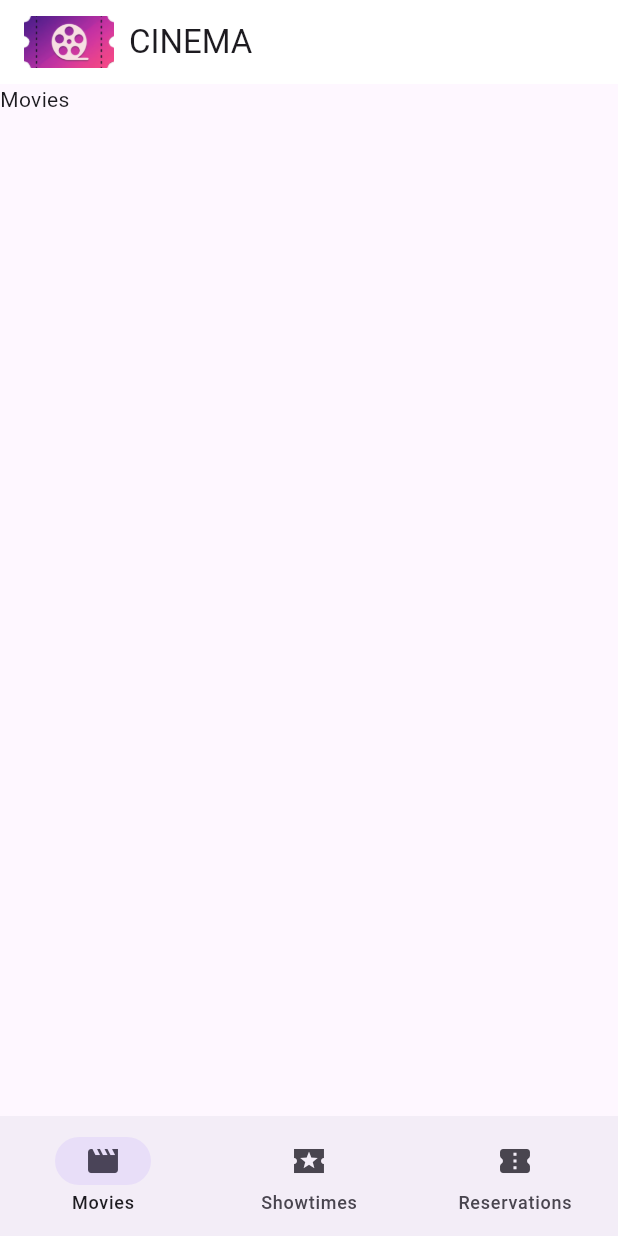
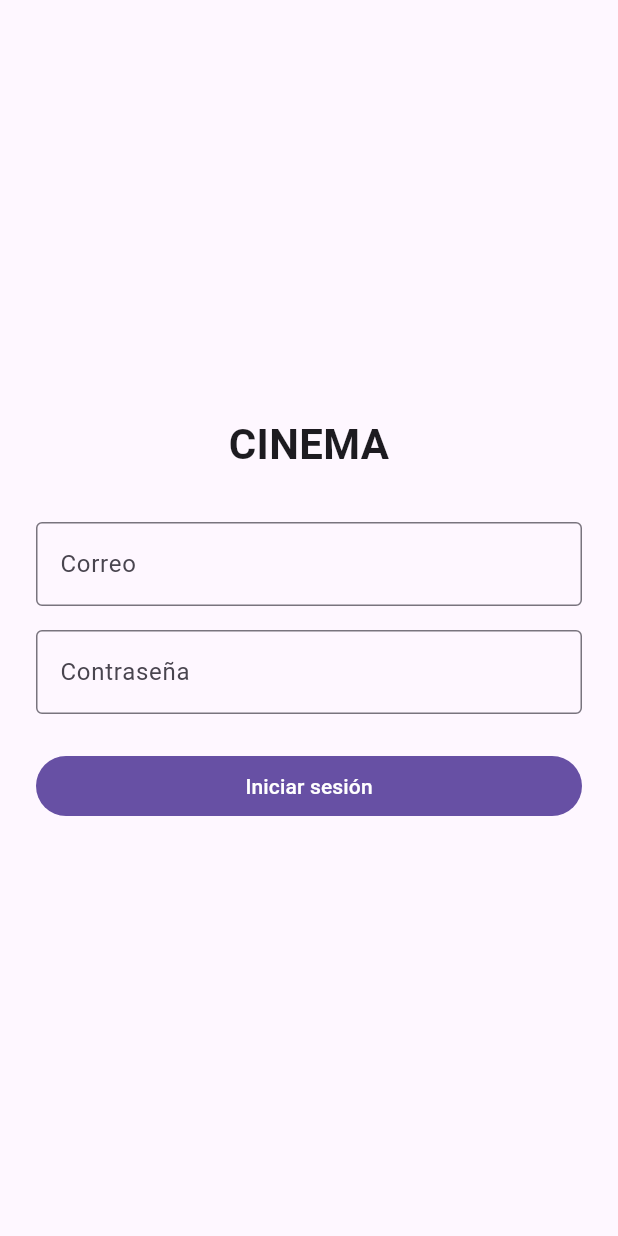
Before and after one commit to BrionesAngel/Movie-Reservation-System, a Flutter app: the screen it shows after launch, on a phone screen of 412 x 824 dp. Run offline on Flutter 3.47's test engine with Material 3 defaults, Android fonts, the phone set to English and light mode, and no system bars; our stand-ins replace dio, flutter_riverpod, flutter_secure_storage.

Commit message:
feat: wire login screen and auth guard in main

```diff
--- a/mobile/lib/features/auth/screens/login_screen.dart
+++ b/mobile/lib/features/auth/screens/login_screen.dart
@@ -0,0 +1,120 @@
+import 'package:flutter/material.dart';
+import 'package:flutter_riverpod/flutter_riverpod.dart';
+import 'package:mobile/core/auth/auth_state_provider.dart';
+import 'package:mobile/features/auth/models/login_request.dart';
+import 'package:mobile/features/auth/providers/auth_service_provider.dart';
+
+class LoginScreen extends ConsumerStatefulWidget {
+  const new({super.key});
+
+  @override
+  ConsumerState<LoginScreen> createState() => _LoginScreenState();
+}
+
+class _LoginScreenState extends ConsumerState<LoginScreen> {
+  final _formKey = GlobalKey<FormState>();
+  final _emailController = TextEditingController();
+  final _passwordController = TextEditingController();
+  bool _isLoading = false;
+
+  @override
+  void dispose() {
+    _emailController.dispose();
+    _passwordController.dispose();
+    super.dispose();
+  }
+
+  Future<void> _handleLogin() async {
+    if (!_formKey.currentState!.validate()) {
+      return;
+    }
+
+    setState(() => _isLoading = true);
+    try {
+      final authService = ref.read(authServiceProvider);
+      await authService.login(
+        LoginRequest(
+          email: _emailController.text,
+          password: _passwordController.text,
+        ),
+      );
+      ref.read(authStateProvider.notifier).setAuthenticated();
+    } catch (e) {
+      if (mounted) {
+        ScaffoldMessenger.of(context).showSnackBar(
+          SnackBar(content: Text('Error: no se pudo iniciar sesión')),
+        );
+      }
+    } finally {
+      if (mounted) setState(() => _isLoading = false);
+    }
+  }
+
+  @override
+  Widget build(BuildContext context) {
+    return Scaffold(
+      body: SafeArea(
+        child: Center(
+          child: SingleChildScrollView(
+            padding: const EdgeInsets.all(24),
+            child: Form(
+              key: _formKey,
+              child: Column(
+                mainAxisSize: MainAxisSize.min,
+                crossAxisAlignment: CrossAxisAlignment.stretch,
+                children: [
+                  const Text(
+                    'CINEMA',
+                    textAlign: TextAlign.center,
+                    style: TextStyle(fontSize: 28, fontWeight: FontWeight.bold),
+                  ),
+                  const SizedBox(height: 32),
+                  TextFormField(
+                    controller: _emailController,
+                    keyboardType: TextInputType.emailAddress,
+                    decoration: const InputDecoration(
+                      labelText: 'Correo',
+                      border: OutlineInputBorder(),
+                    ),
+                    validator: (value) {
+                      if (value == null || value.isEmpty)
+                        return 'Ingresa tu correo';
+
+                      if (!value.contains('@')) return 'Correo inválido';
+                      return null;
+                    },
+                  ),
+                  const SizedBox(height: 16),
+                  TextFormField(
+                    controller: _passwordController,
+                    obscureText: true,
+                    decoration: const InputDecoration(
+                      labelText: 'Contraseña',
+                      border: OutlineInputBorder(),
+                    ),
+                    validator: (value) {
+                      if (value == null || value.isEmpty)
+                        return 'Ingresa tu contraseña';
+                      return null;
+                    },
+                  ),
+                  const SizedBox(height: 24),
+                  FilledButton(
+                    onPressed: _isLoading ? null : _handleLogin,
+                    child: _isLoading
+                        ? const SizedBox(
+                            height: 20,
+                            width: 20,
+                            child: CircularProgressIndicator(strokeWidth: 2),
+                          )
+                        : const Text('Iniciar sesión'),
+                  ),
+                ],
+              ),
+            ),
+          ),
+        ),
+      ),
+    );
+  }
+}
--- a/mobile/lib/main.dart
+++ b/mobile/lib/main.dart
@@ -1,16 +1,30 @@
 import 'package:flutter/material.dart';
 import 'package:flutter_riverpod/flutter_riverpod.dart';
+import 'package:mobile/core/auth/auth_state.dart';
+import 'package:mobile/core/auth/auth_state_provider.dart';
+import 'package:mobile/core/screens/splash_screen.dart';
+import 'package:mobile/features/auth/screens/login_screen.dart';
 
 void main() {
   runApp(const ProviderScope(child: MyApp()));
 }
 
-class MyApp extends StatelessWidget {
-  const new({super.key});
+class MyApp extends ConsumerWidget {
+  const MyApp({super.key});
 
   @override
-  Widget build(BuildContext context) {
-    return MaterialApp(home: const MainScreen());
+  Widget build(BuildContext context, WidgetRef ref) {
+    final authState = ref.watch(authStateProvider);
+
+    return MaterialApp(
+      home: authState.when(
+        data: (state) => state == AuthState.authenticated
+            ? const MainScreen()
+            : const LoginScreen(),
+        loading: () => const SplashScreen(),
+        error: (e, st) => const LoginScreen(),
+      ),
+    );
   }
 }
 
```
